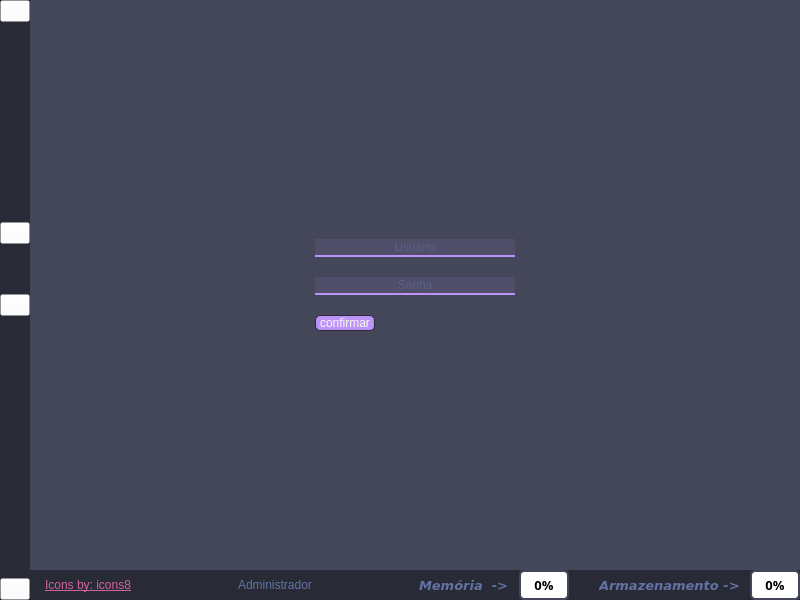
Before: the Qt Designer form src/ui/central.ui in Vi-n1/VGymSystem, drawn with Qt 5.
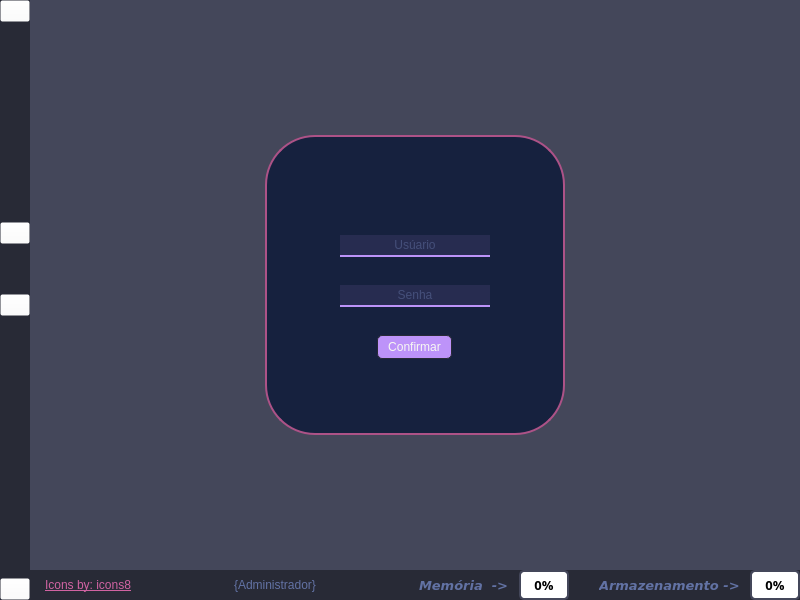
After: the same form once the commit is applied. The open tabs and pages were chosen to show the change. Icons and pictures are not drawn.

```diff
--- a/src/ui/central.ui
+++ b/src/ui/central.ui
@@ -353,7 +353,10 @@
              <property name="styleSheet">
               <string notr="true"/>
              </property>
-             <layout class="QGridLayout" name="gridLayout" rowstretch="0,0,0,0,0,0,0,0,0,0,0,0">
+             <layout class="QHBoxLayout" name="horizontalLayout_4">
+              <property name="spacing">
+               <number>0</number>
+              </property>
               <property name="leftMargin">
                <number>0</number>
               </property>
@@ -366,130 +369,106 @@
               <property name="bottomMargin">
                <number>0</number>
               </property>
-              <property name="spacing">
-               <number>0</number>
-              </property>
-              <item row="5" column="2">
-               <widget class="QLineEdit" name="le_senha">
-                <property name="maximumSize">
-                 <size>
-                  <width>200</width>
-                  <height>20</height>
-                 </size>
-                </property>
-                <property name="maxLength">
-                 <number>10</number>
-                </property>
-                <property name="echoMode">
-                 <enum>QLineEdit::Password</enum>
-                </property>
-                <property name="alignment">
-                 <set>Qt::AlignCenter</set>
-                </property>
-                <property name="placeholderText">
-                 <string>Senha</string>
-                </property>
-               </widget>
-              </item>
-              <item row="7" column="2">
-               <spacer name="verticalSpacer_7">
+              <item>
+               <spacer name="horizontalSpacer_12">
                 <property name="orientation">
-                 <enum>Qt::Vertical</enum>
+                 <enum>Qt::Horizontal</enum>
                 </property>
                 <property name="sizeType">
                  <enum>QSizePolicy::Fixed</enum>
                 </property>
                 <property name="sizeHint" stdset="0">
                  <size>
-                  <width>20</width>
+                  <width>200</width>
                   <height>20</height>
                  </size>
                 </property>
                </spacer>
               </item>
-              <item row="1" column="2">
-               <widget class="QLineEdit" name="le_usuario">
+              <item>
+               <widget class="QFrame" name="frame_2">
                 <property name="maximumSize">
                  <size>
-                  <width>200</width>
-                  <height>20</height>
+                  <width>300</width>
+                  <height>300</height>
                  </size>
                 </property>
-                <property name="maxLength">
-                 <number>10</number>
+                <property name="styleSheet">
+                 <string notr="true">QFrame{
+	background-color: rgb(22, 33, 62);
+	border: 2px solid  rgb(173, 82, 135) ;
+	border-radius: 50%;
+}</string>
                 </property>
-                <property name="alignment">
-                 <set>Qt::AlignCenter</set>
+                <property name="frameShape">
+                 <enum>QFrame::StyledPanel</enum>
                 </property>
-                <property name="placeholderText">
-                 <string>Usuário</string>
+                <property name="frameShadow">
+                 <enum>QFrame::Raised</enum>
                 </property>
+                <widget class="QLineEdit" name="le_usuario">
+                 <property name="geometry">
+                  <rect>
+                   <x>75</x>
+                   <y>100</y>
+                   <width>150</width>
+                   <height>22</height>
+                  </rect>
+                 </property>
+                 <property name="alignment">
+                  <set>Qt::AlignCenter</set>
+                 </property>
+                 <property name="placeholderText">
+                  <string>Usúario</string>
+                 </property>
+                </widget>
+                <widget class="QLineEdit" name="le_senha">
+                 <property name="geometry">
+                  <rect>
+                   <x>75</x>
+                   <y>150</y>
+                   <width>150</width>
+                   <height>22</height>
+                  </rect>
+                 </property>
+                 <property name="alignment">
+                  <set>Qt::AlignCenter</set>
+                 </property>
+                 <property name="placeholderText">
+                  <string>Senha</string>
+                 </property>
+                </widget>
+                <widget class="QPushButton" name="pb_confirmar_usuario">
+                 <property name="geometry">
+                  <rect>
+                   <x>112</x>
+                   <y>200</y>
+                   <width>75</width>
+                   <height>24</height>
+                  </rect>
+                 </property>
+                 <property name="text">
+                  <string>Confirmar</string>
+                 </property>
+                </widget>
                </widget>
               </item>
-              <item row="3" column="2">
-               <spacer name="verticalSpacer_6">
+              <item>
+               <spacer name="horizontalSpacer_13">
                 <property name="orientation">
-                 <enum>Qt::Vertical</enum>
+                 <enum>Qt::Horizontal</enum>
                 </property>
                 <property name="sizeType">
                  <enum>QSizePolicy::Fixed</enum>
                 </property>
                 <property name="sizeHint" stdset="0">
                  <size>
-                  <width>20</width>
-                  <height>20</height>
+                  <width>200</width>
+                  <height>30</height>
                  </size>
                 </property>
                </spacer>
               </item>
-              <item row="0" column="2">
-               <spacer name="verticalSpacer_4">
-                <property name="orientation">
-                 <enum>Qt::Vertical</enum>
-                </property>
-                <property name="sizeHint" stdset="0">
-                 <size>
-                  <width>20</width>
-                  <height>40</height>
-                 </size>
-                </property>
-               </spacer>
-              </item>
-              <item row="11" column="2">
-               <spacer name="verticalSpacer_5">
-                <property name="orientation">
-                 <enum>Qt::Vertical</enum>
-                </property>
-                <property name="sizeHint" stdset="0">
-                 <size>
-                  <width>20</width>
-                  <height>40</height>
-                 </size>
-                </property>
-               </spacer>
-              </item>
-              <item row="8" column="2">
-               <widget class="QPushButton" name="pb_confirmar_usuario">
-                <property name="sizePolicy">
-                 <sizepolicy hsizetype="Minimum" vsizetype="Fixed">
-                  <horstretch>0</horstretch>
-                  <verstretch>20</verstretch>
-                 </sizepolicy>
-                </property>
-                <property name="maximumSize">
-                 <size>
-                  <width>60</width>
-                  <height>16777215</height>
-                 </size>
-                </property>
-                <property name="text">
-                 <string>confirmar</string>
-                </property>
-                <property name="flat">
-                 <bool>false</bool>
-                </property>
-               </widget>
-              </item>
              </layout>
             </widget>
             <widget class="QWidget" name="page">
@@ -717,7 +696,7 @@
           <item>
            <widget class="QLabel" name="label_4">
             <property name="text">
-             <string>Administrador</string>
+             <string>{Administrador}</string>
             </property>
            </widget>
           </item>
```
